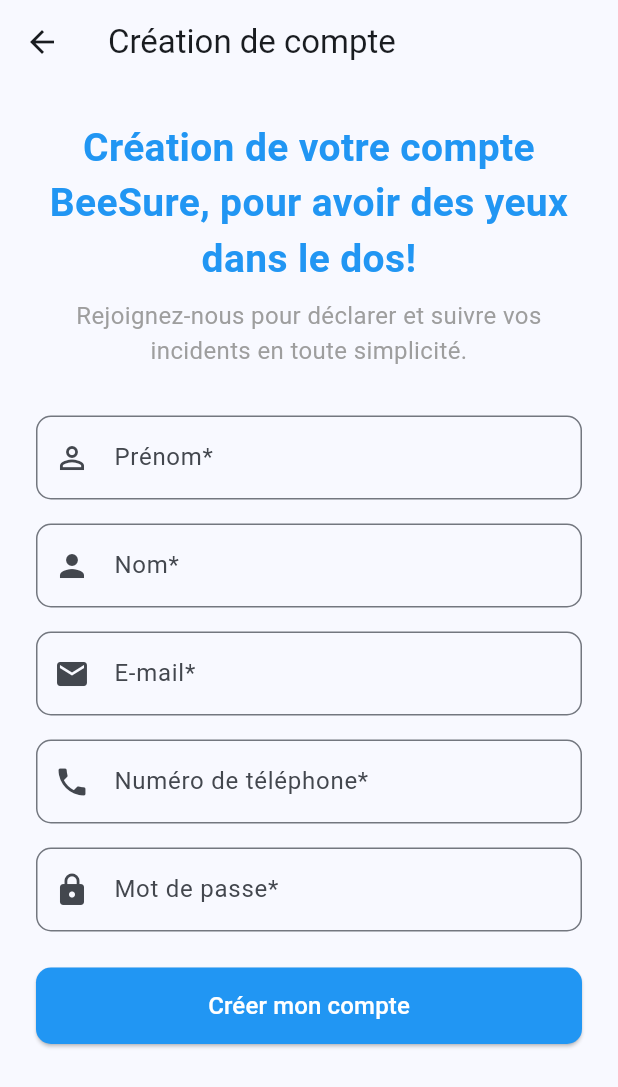
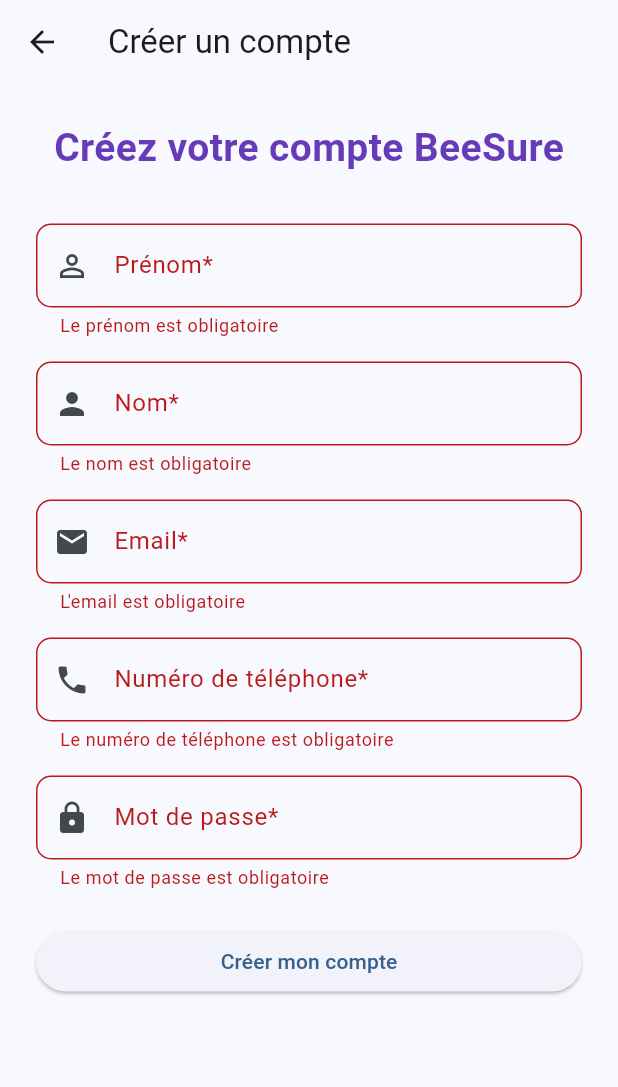
Before and after one commit to 2iAcademy/BeeSure, a Flutter app: the SignupPage screen opened directly, after a tap on "Créer mon compte", on a phone screen of 412 x 824 dp. Shown: the top 1087 px of the screen. Run offline on Flutter 3.47's test engine with Material 3 defaults, Android fonts, the phone set to English and light mode, and no system bars; our stand-ins replace flutter_dotenv, logger.

```diff
--- /dev/null
+++ b/apps/mobile_app/lib/view_models/signup_view_model.dart
@@ -0,0 +1,105 @@
+import 'package:flutter/material.dart';
+
+class SignupViewModel with ChangeNotifier {
+  // Controllers pour les champs du formulaire
+  final TextEditingController firstNameController = TextEditingController();
+  final TextEditingController lastNameController = TextEditingController();
+  final TextEditingController emailController = TextEditingController();
+  final TextEditingController phoneController = TextEditingController();
+  final TextEditingController passwordController = TextEditingController();
+
+  // État du formulaire
+  bool _isLoading = false;
+  bool get isLoading => _isLoading;
+
+  // Erreurs de validation
+  String? _firstNameError;
+  String? _lastNameError;
+  String? _emailError;
+  String? _phoneError;
+  String? _passwordError;
+
+  String? get firstNameError => _firstNameError;
+  String? get lastNameError => _lastNameError;
+  String? get emailError => _emailError;
+  String? get phoneError => _phoneError;
+  String? get passwordError => _passwordError;
+
+  // Méthode pour valider les champs
+  bool _validateFields() {
+    bool isValid = true;
+    _firstNameError = null;
+    _lastNameError = null;
+    _emailError = null;
+    _phoneError = null;
+    _passwordError = null;
+
+    if (firstNameController.text.isEmpty) {
+      _firstNameError = "Le prénom est obligatoire";
+      isValid = false;
+    }
+
+    if (lastNameController.text.isEmpty) {
+      _lastNameError = "Le nom est obligatoire";
+      isValid = false;
+    }
+
+    if (emailController.text.isEmpty) {
+      _emailError = "L'email est obligatoire";
+      isValid = false;
+    } else if (!RegExp(r'^[\w-\.]+@([\w-]+\.)+[\w-]{2,4}$').hasMatch(emailController.text)) {
+      _emailError = "Email invalide";
+      isValid = false;
+    }
+
+    if (phoneController.text.isEmpty) {
+      _phoneError = "Le numéro de téléphone est obligatoire";
+      isValid = false;
+    } else if (!RegExp(r'^0[0-9]{9}$').hasMatch(phoneController.text)) {
+      _phoneError = "Numéro de téléphone invalide";
+      isValid = false;
+    }
+
+    if (passwordController.text.isEmpty) {
+      _passwordError = "Le mot de passe est obligatoire";
+      isValid = false;
+    } else if (passwordController.text.length < 6) {
+      _passwordError = "Le mot de passe est incorècte";
+      isValid = false;
+    }
+
+    notifyListeners();
+    return isValid;
+  }
+
+  // Méthode pour s'inscrire
+  Future<void> signup(BuildContext context) async {
+    if (!_validateFields()) return;
+
+    _isLoading = true;
+    notifyListeners();
+
+    // Simulation d'un appel API
+    await Future.delayed(const Duration(seconds: 2));
+
+    // Logique d'inscription ici (ex: appel à ton backend)
+    // Exemple : if (email == "test" && password == "test") { ... }
+
+    _isLoading = false;
+    notifyListeners();
+
+    // Redirection après inscription réussie
+    // Navigator.pushReplacement(context, MaterialPageRoute(builder: (context) => LoginPage()));
+  }
+
+  // Nettoyer les controllers
+  @override
+  void dispose() {
+    firstNameController.dispose();
+    lastNameController.dispose();
+    emailController.dispose();
+    phoneController.dispose();
+    passwordController.dispose();
+    super.dispose();
+  }
+}
--- a/apps/mobile_app/lib/views/default_home_page.dart
+++ b/apps/mobile_app/lib/views/default_home_page.dart
@@ -46,10 +46,10 @@
           MaterialPageRoute(builder: (context) => const LoginPage()),
         );
       },
-      child: const Text("Connect toi ! ou meurs dans l'heurs !",
+      child: const Text("Connect toi !",
           style: TextStyle(
         fontSize: 28,
-        color: Colors.red,
+        color: Colors.green,
       )),
     );
   }
--- a/apps/mobile_app/lib/views/signup_page.dart
+++ b/apps/mobile_app/lib/views/signup_page.dart
@@ -1,52 +1,41 @@
 import 'package:flutter/material.dart';
+import 'package:provider/provider.dart';
+import '../view_models/signup_view_model.dart';
 
 class SignupPage extends StatelessWidget {
   const SignupPage({super.key});
 
   @override
   Widget build(BuildContext context) {
-    return Scaffold(
+    return ChangeNotifierProvider(
+      create: (context) => SignupViewModel(),
+      child: Scaffold(
         appBar: AppBar(
-        title: const Text("Création de compte"),
+          title: const Text("Créer un compte"),
           backgroundColor: Colors.transparent,
           elevation: 0,
         ),
-      body: SingleChildScrollView(
+        body: Consumer<SignupViewModel>(
+          builder: (context, viewModel, child) {
+            return SingleChildScrollView(
               child: Padding(
                 padding: const EdgeInsets.all(24.0),
                 child: Column(
-            crossAxisAlignment: CrossAxisAlignment.stretch,
                   children: [
-              // Titre principal
                     const Text(
-                "Création de votre compte BeeSure, pour avoir des yeux dans le dos!",
+                      "Créez votre compte BeeSure",
                       style: TextStyle(
                         fontSize: 26,
                         fontWeight: FontWeight.bold,
-                  color: Colors.blue,
+                        color: Colors.deepPurple,
                       ),
-                textAlign: TextAlign.center,
-              ),
-              const SizedBox(height: 8),
-
-              // Sous-titre
-              const Text(
-                "Rejoignez-nous pour déclarer et suivre vos incidents en toute simplicité.",
-                style: TextStyle(
-                  fontSize: 16,
-                  color: Colors.grey,
-                ),
-                textAlign: TextAlign.center,
                     ),
                     const SizedBox(height: 32),
-
-              // Formulaire
-              Column(
-                children: [
-                  // Prénom
                     TextFormField(
+                      controller: viewModel.firstNameController,
                       decoration: InputDecoration(
                         labelText: "Prénom*",
+                        errorText: viewModel.firstNameError,
                         prefixIcon: const Icon(Icons.person_outline),
                         border: OutlineInputBorder(
                           borderRadius: BorderRadius.circular(10),
@@ -54,11 +43,11 @@
                       ),
                     ),
                     const SizedBox(height: 16),
-
-                  // Nom
                     TextFormField(
+                      controller: viewModel.lastNameController,
                       decoration: InputDecoration(
                         labelText: "Nom*",
+                        errorText: viewModel.lastNameError,
                         prefixIcon: const Icon(Icons.person),
                         border: OutlineInputBorder(
                           borderRadius: BorderRadius.circular(10),
@@ -66,12 +55,11 @@
                       ),
                     ),
                     const SizedBox(height: 16),
-
-                  // Email
                     TextFormField(
-                    keyboardType: TextInputType.emailAddress,
+                      controller: viewModel.emailController,
                       decoration: InputDecoration(
-                      labelText: "E-mail*",
+                        labelText: "Email*",
+                        errorText: viewModel.emailError,
                         prefixIcon: const Icon(Icons.email),
                         border: OutlineInputBorder(
                           borderRadius: BorderRadius.circular(10),
@@ -79,12 +67,11 @@
                       ),
                     ),
                     const SizedBox(height: 16),
-
-                  // Numéro de téléphone
                     TextFormField(
-                    keyboardType: TextInputType.phone,
+                      controller: viewModel.phoneController,
                       decoration: InputDecoration(
                         labelText: "Numéro de téléphone*",
+                        errorText: viewModel.phoneError,
                         prefixIcon: const Icon(Icons.phone),
                         border: OutlineInputBorder(
                           borderRadius: BorderRadius.circular(10),
@@ -92,12 +79,12 @@
                       ),
                     ),
                     const SizedBox(height: 16),
-
-                  // Mot de passe
                     TextFormField(
+                      controller: viewModel.passwordController,
                       obscureText: true,
                       decoration: InputDecoration(
                         labelText: "Mot de passe*",
+                        errorText: viewModel.passwordError,
                         prefixIcon: const Icon(Icons.lock),
                         border: OutlineInputBorder(
                           borderRadius: BorderRadius.circular(10),
@@ -105,31 +92,21 @@
                       ),
                     ),
                     const SizedBox(height: 24),
-
-                  // Bouton "Créer mon compte"
+                    if (viewModel.isLoading)
+                      const CircularProgressIndicator()
+                    else
                       SizedBox(
                         width: double.infinity,
                         child: ElevatedButton(
-                      style: ElevatedButton.styleFrom(
-                        padding: const EdgeInsets.symmetric(vertical: 14),
-                        shape: RoundedRectangleBorder(
-                          borderRadius: BorderRadius.circular(10),
-                        ),
-                        backgroundColor: Colors.blue,
-                      ),
-                      onPressed: () {
-                        // Logique d'inscription ici
-                      },
-                      child: const Text(
-                        "Créer mon compte",
-                        style: TextStyle(fontSize: 16, color: Colors.white),
-                      ),
+                          onPressed: () => viewModel.signup(context),
+                          child: const Text("Créer mon compte"),
                         ),
                       ),
                   ],
                 ),
-            ],
               ),
+            );
+          },
         ),
       ),
     );
```
Also changed, not shown: apps/mobile_app/lib/services/auth_service.dart (added, +88 -0 lines), apps/mobile_app/lib/view_models/login_view_model.dart (added, +81 -0 lines), apps/mobile_app/lib/views/login_page.dart (+32 -42 lines), 1 other file. Lines whose indentation alone changed are shown as unchanged.
